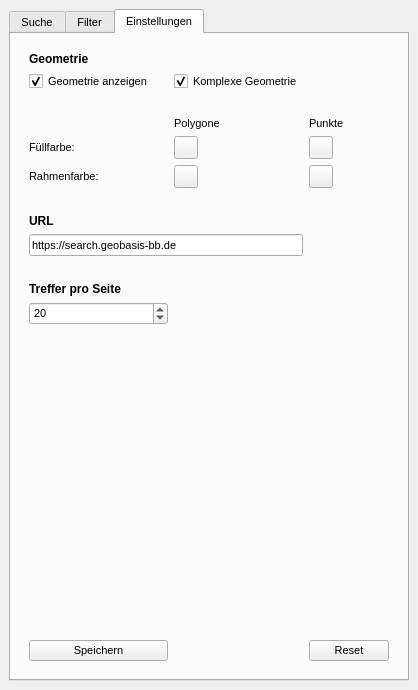
First picture: the form in gazetteer_bb_dockwidget_base.ui, repository marcusmohr/qgs-gazetteer-bb, before the edit.
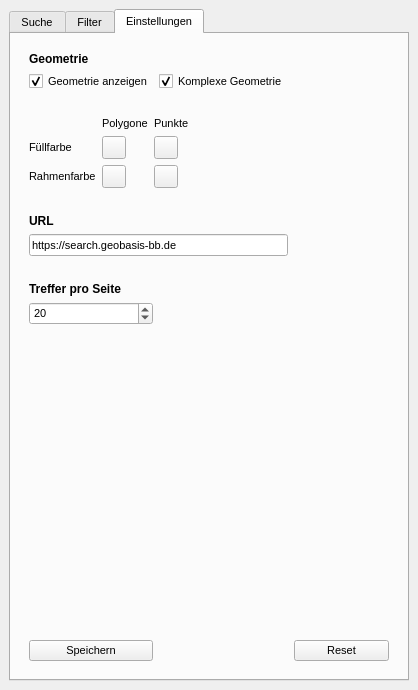
Second picture: the form after the edit. The open tabs and pages were chosen to show the change. Custom widgets are drawn as their Qt base class.

Commit message: improve point styling

Diff of the .ui file:
```diff
--- a/gazetteer_bb_dockwidget_base.ui
+++ b/gazetteer_bb_dockwidget_base.ui
@@ -294,13 +294,37 @@
           <property name="bottomMargin">
            <number>9</number>
           </property>
-          <item row="4" column="1">
-           <widget class="QCheckBox" name="complexBox">
+          <item row="17" column="0" colspan="2">
+           <widget class="QLineEdit" name="urlEdit">
             <property name="text">
-             <string>Komplexe Geometrie</string>
+             <string>https://search.geobasis-bb.de</string>
             </property>
-            <property name="checked">
-             <bool>true</bool>
+           </widget>
+          </item>
+          <item row="11" column="0" colspan="3">
+           <spacer name="horizontalSpacer_3">
+            <property name="orientation">
+             <enum>Qt::Horizontal</enum>
+            </property>
+            <property name="sizeHint" stdset="0">
+             <size>
+              <width>40</width>
+              <height>20</height>
+             </size>
+            </property>
+           </spacer>
+          </item>
+          <item row="15" column="0">
+           <widget class="QLabel" name="searchUrlLabel">
+            <property name="font">
+             <font>
+              <pointsize>9</pointsize>
+              <weight>75</weight>
+              <bold>true</bold>
+             </font>
+            </property>
+            <property name="text">
+             <string>URL</string>
             </property>
            </widget>
           </item>
@@ -314,21 +338,38 @@
             </property>
            </widget>
           </item>
-          <item row="8" column="0">
-           <widget class="QLabel" name="fillLabel">
+          <item row="36" column="0">
+           <widget class="QPushButton" name="saveButton">
             <property name="text">
-             <string>Füllfarbe:</string>
+             <string>Speichern</string>
             </property>
            </widget>
           </item>
-          <item row="9" column="0">
-           <widget class="QLabel" name="borderColorLabel">
+          <item row="3" column="0">
+           <widget class="QLabel" name="geometryLabel">
+            <property name="font">
+             <font>
+              <pointsize>9</pointsize>
+              <weight>75</weight>
+              <bold>true</bold>
+             </font>
+            </property>
             <property name="text">
-             <string>Rahmenfarbe:</string>
+             <string>Geometrie</string>
             </property>
            </widget>
           </item>
-          <item row="14" column="0">
+          <item row="4" column="1">
+           <widget class="QCheckBox" name="complexBox">
+            <property name="text">
+             <string>Komplexe Geometrie</string>
+            </property>
+            <property name="checked">
+             <bool>true</bool>
+            </property>
+           </widget>
+          </item>
+          <item row="20" column="0">
            <widget class="QLabel" name="sizeLabel">
             <property name="font">
              <font>
@@ -342,14 +383,27 @@
             </property>
            </widget>
           </item>
-          <item row="29" column="2">
+          <item row="6" column="0" colspan="3">
+           <spacer name="horizontalSpacer">
+            <property name="orientation">
+             <enum>Qt::Horizontal</enum>
+            </property>
+            <property name="sizeHint" stdset="0">
+             <size>
+              <width>40</width>
+              <height>20</height>
+             </size>
+            </property>
+           </spacer>
+          </item>
+          <item row="36" column="2">
            <widget class="QPushButton" name="resetButton">
             <property name="text">
              <string>Reset</string>
             </property>
            </widget>
           </item>
-          <item row="15" column="0">
+          <item row="21" column="0">
            <widget class="QSpinBox" name="resultsBox">
             <property name="minimum">
              <number>10</number>
@@ -362,33 +416,7 @@
             </property>
            </widget>
           </item>
-          <item row="10" column="0" colspan="3">
-           <spacer name="horizontalSpacer_3">
-            <property name="orientation">
-             <enum>Qt::Horizontal</enum>
-            </property>
-            <property name="sizeHint" stdset="0">
-             <size>
-              <width>40</width>
-              <height>20</height>
-             </size>
-            </property>
-           </spacer>
-          </item>
-          <item row="6" column="0" colspan="3">
-           <spacer name="horizontalSpacer">
-            <property name="orientation">
-             <enum>Qt::Horizontal</enum>
-            </property>
-            <property name="sizeHint" stdset="0">
-             <size>
-              <width>40</width>
-              <height>20</height>
-             </size>
-            </property>
-           </spacer>
-          </item>
-          <item row="27" column="0">
+          <item row="34" column="0">
            <spacer name="verticalSpacer_2">
             <property name="orientation">
              <enum>Qt::Vertical</enum>
@@ -417,29 +445,94 @@
             </property>
            </widget>
           </item>
-          <item row="12" column="0" colspan="2">
-           <widget class="QLineEdit" name="urlEdit">
-            <property name="text">
-             <string>https://search.geobasis-bb.de</string>
-            </property>
-           </widget>
+          <item row="10" column="0" colspan="3">
+           <layout class="QGridLayout" name="gridLayout_2" rowstretch="0,0,0">
+            <item row="2" column="2">
+             <widget class="QgsColorButton" name="borderColorPointButton">
+              <property name="allowOpacity">
+               <bool>true</bool>
+              </property>
+             </widget>
+            </item>
+            <item row="0" column="1">
+             <widget class="QLabel" name="polygonLabel">
+              <property name="text">
+               <string>Polygone</string>
+              </property>
+             </widget>
+            </item>
+            <item row="1" column="1">
+             <widget class="QgsColorButton" name="fillColorButton">
+              <property name="allowOpacity">
+               <bool>true</bool>
+              </property>
+             </widget>
+            </item>
+            <item row="1" column="2">
+             <widget class="QgsColorButton" name="fillColorPointButton">
+              <property name="allowOpacity">
+               <bool>true</bool>
+              </property>
+             </widget>
+            </item>
+            <item row="0" column="2">
+             <widget class="QLabel" name="pointLabel">
+              <property name="text">
+               <string>Punkte</string>
+              </property>
+             </widget>
+            </item>
+            <item row="2" column="1">
+             <widget class="QgsColorButton" name="borderColorButton">
+              <property name="allowOpacity">
+               <bool>true</bool>
+              </property>
+             </widget>
+            </item>
+            <item row="2" column="3">
+             <spacer name="horizontalSpacer_7">
+              <property name="orientation">
+               <enum>Qt::Horizontal</enum>
+              </property>
+              <property name="sizeHint" stdset="0">
+               <size>
+                <width>40</width>
+                <height>20</height>
+               </size>
+              </property>
+             </spacer>
+            </item>
+            <item row="1" column="3">
+             <spacer name="horizontalSpacer_4">
+              <property name="orientation">
+               <enum>Qt::Horizontal</enum>
+              </property>
+              <property name="sizeHint" stdset="0">
+               <size>
+                <width>40</width>
+                <height>20</height>
+               </size>
+              </property>
+             </spacer>
+            </item>
+            <item row="2" column="0">
+             <widget class="QLabel" name="borderColorLabel">
+              <property name="text">
+               <string>Rahmenfarbe</string>
+              </property>
+             </widget>
+            </item>
+            <item row="1" column="0">
+             <widget class="QLabel" name="fillLabel">
+              <property name="text">
+               <string>Füllfarbe</string>
+              </property>
+             </widget>
+            </item>
+           </layout>
           </item>
-          <item row="9" column="1">
-           <widget class="QgsColorButton" name="borderColorButton">
-            <property name="allowOpacity">
-             <bool>true</bool>
-            </property>
-           </widget>
-          </item>
-          <item row="29" column="0">
-           <widget class="QPushButton" name="saveButton">
-            <property name="text">
-             <string>Speichern</string>
-            </property>
-           </widget>
-          </item>
-          <item row="13" column="0" colspan="3">
-           <spacer name="horizontalSpacer_4">
+          <item row="19" column="0" colspan="3">
+           <spacer name="horizontalSpacer_6">
             <property name="orientation">
              <enum>Qt::Horizontal</enum>
             </property>
@@ -451,69 +544,6 @@
             </property>
            </spacer>
           </item>
-          <item row="8" column="1">
-           <widget class="QgsColorButton" name="fillColorButton">
-            <property name="allowOpacity">
-             <bool>true</bool>
-            </property>
-           </widget>
-          </item>
-          <item row="11" column="0">
-           <widget class="QLabel" name="searchUrlLabel">
-            <property name="font">
-             <font>
-              <pointsize>9</pointsize>
-              <weight>75</weight>
-              <bold>true</bold>
-             </font>
-            </property>
-            <property name="text">
-             <string>URL</string>
-            </property>
-           </widget>
-          </item>
-          <item row="3" column="0">
-           <widget class="QLabel" name="geometryLabel">
-            <property name="font">
-             <font>
-              <pointsize>9</pointsize>
-              <weight>75</weight>
-              <bold>true</bold>
-             </font>
-            </property>
-            <property name="text">
-             <string>Geometrie</string>
-            </property>
-           </widget>
-          </item>
-          <item row="7" column="1">
-           <widget class="QLabel" name="polygonLabel">
-            <property name="text">
-             <string>Polygone</string>
-            </property>
-           </widget>
-          </item>
-          <item row="7" column="2">
-           <widget class="QLabel" name="pointLabel">
-            <property name="text">
-             <string>Punkte</string>
-            </property>
-           </widget>
-          </item>
-          <item row="8" column="2">
-           <widget class="QgsColorButton" name="fillColorPointButton">
-            <property name="allowOpacity">
-             <bool>true</bool>
-            </property>
-           </widget>
-          </item>
-          <item row="9" column="2">
-           <widget class="QgsColorButton" name="borderColorPointButton">
-            <property name="allowOpacity">
-             <bool>true</bool>
-            </property>
-           </widget>
-          </item>
          </layout>
         </item>
        </layout>
```
Left out of the diff: 2 changed lines with no effect on the pictures. The commit also changes 6 other files.
